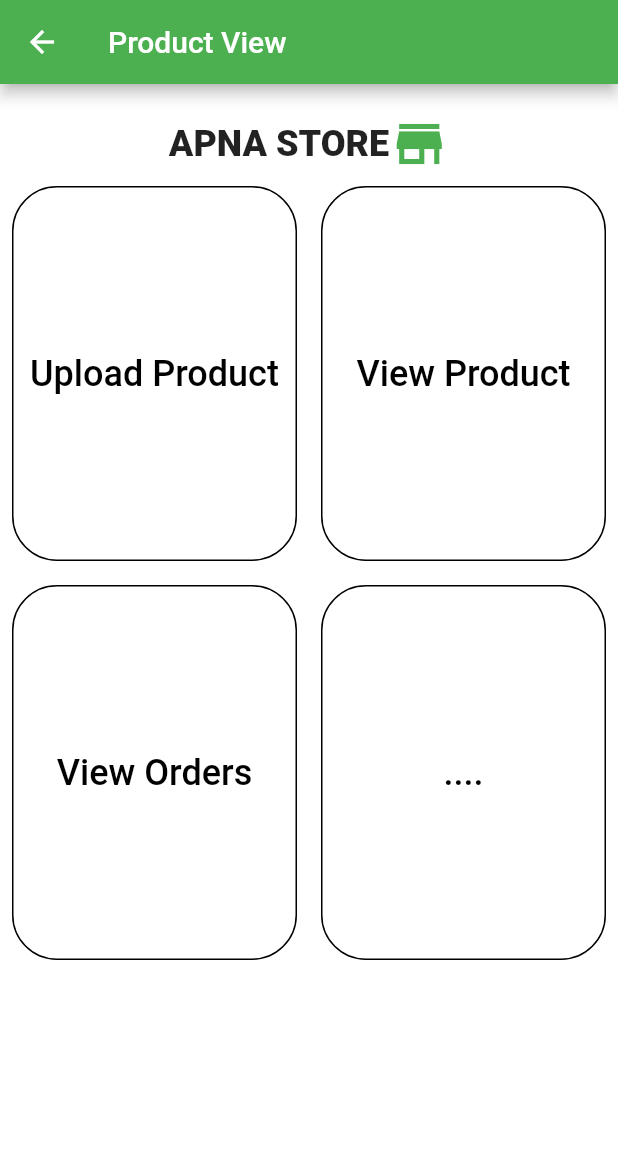
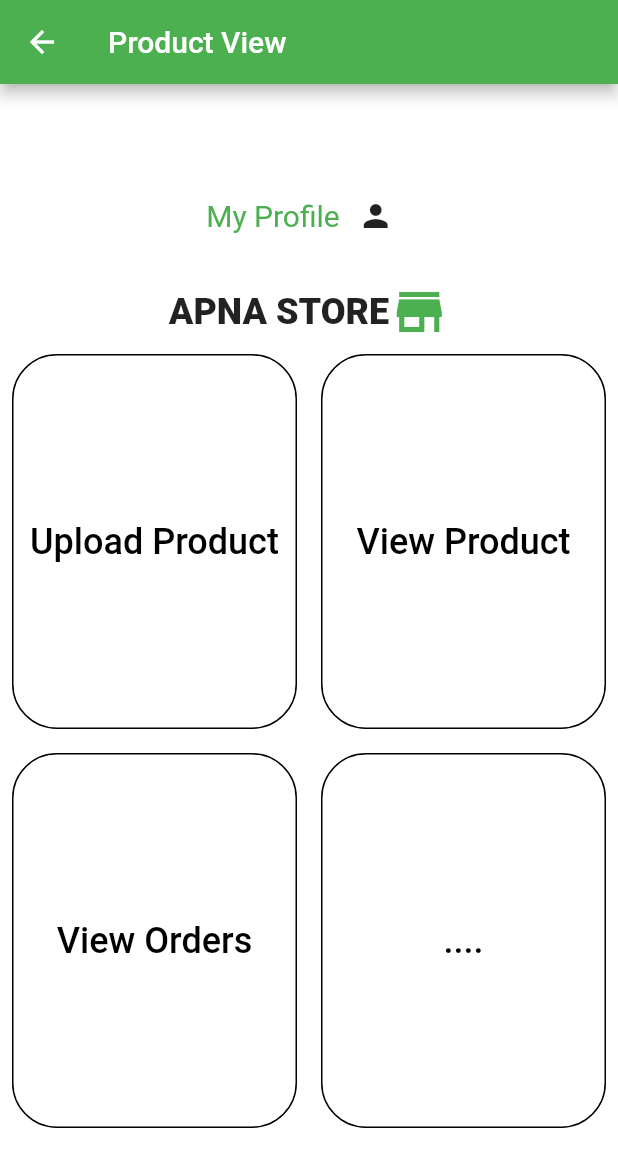
Before and after one commit to fimDevz/apna_store, a Flutter app: the AdminDashboard screen opened by its route, on a phone screen of 412 x 824 dp. Shown: the top 1167 px of the screen. Run offline on Flutter 3.47's test engine with Material 2 defaults, Android fonts, the light colour scheme and no system bars; our stand-ins replace image_picker.

Commit message:
#second commit

```diff
--- a/lib/screens/admin/admin_dashboard.dart
+++ b/lib/screens/admin/admin_dashboard.dart
@@ -1,4 +1,5 @@
 import 'package:apna_store/screens/product_info.dart';
+import 'package:apna_store/screens/profile.dart';
 import 'package:apna_store/screens/view_product.dart';
 import 'package:flutter/material.dart';
 
@@ -20,8 +21,26 @@ class _AdminDashboardState extends State<AdminDashboard> {
           height: MediaQuery.of(context).size.height,
           width: MediaQuery.of(context).size.width,
           color: Colors.white,
+          child: SingleChildScrollView(
             child: Column(
+              // mainAxisAlignment: MainAxisAlignment.start,
+              // crossAxisAlignment: ,
               children: [
+                Row(
+                  mainAxisAlignment: MainAxisAlignment.center,
+                  children: [
+                    Text("My Profile",style: TextStyle(fontSize: 20,color: Colors.green),),
+                    IconButton(
+                        alignment: Alignment.center,
+                        icon: Icon(Icons.person,), onPressed: (){
+                      Navigator.push(
+                        context,
+                        MaterialPageRoute(
+                            builder: (context) => MyProfile()),
+                      );
+                    }),
+                  ],
+                ),
                 SizedBox(
                   height: 20,
                 ),
@@ -163,6 +182,7 @@ class _AdminDashboardState extends State<AdminDashboard> {
             ),
           ),
         ),
+      ),
     );
   }
 }
--- a/lib/screens/profile.dart
+++ b/lib/screens/profile.dart
@@ -8,7 +8,9 @@ class MyProfile extends StatelessWidget {
           backgroundColor: Colors.white,
           leading: IconButton(
             icon: Icon(Icons.arrow_back, color: Colors.black),
-            onPressed: () {},
+            onPressed: () {
+              Navigator.pop(context);
+            },
           ),
           title: Text(
             "Profile",
--- a/lib/screens/signup.dart
+++ b/lib/screens/signup.dart
@@ -99,7 +99,7 @@ class SignUp extends StatelessWidget {
                   ),
                   RaisedButton(
                       elevation: 6.0,
-                      color: Colors.green.shade300,
+                      color: Colors.green,
                       shape: RoundedRectangleBorder(
                           borderRadius: BorderRadius.circular(30)),
                       child: Padding(
```
Lines whose indentation alone changed are shown as unchanged.
